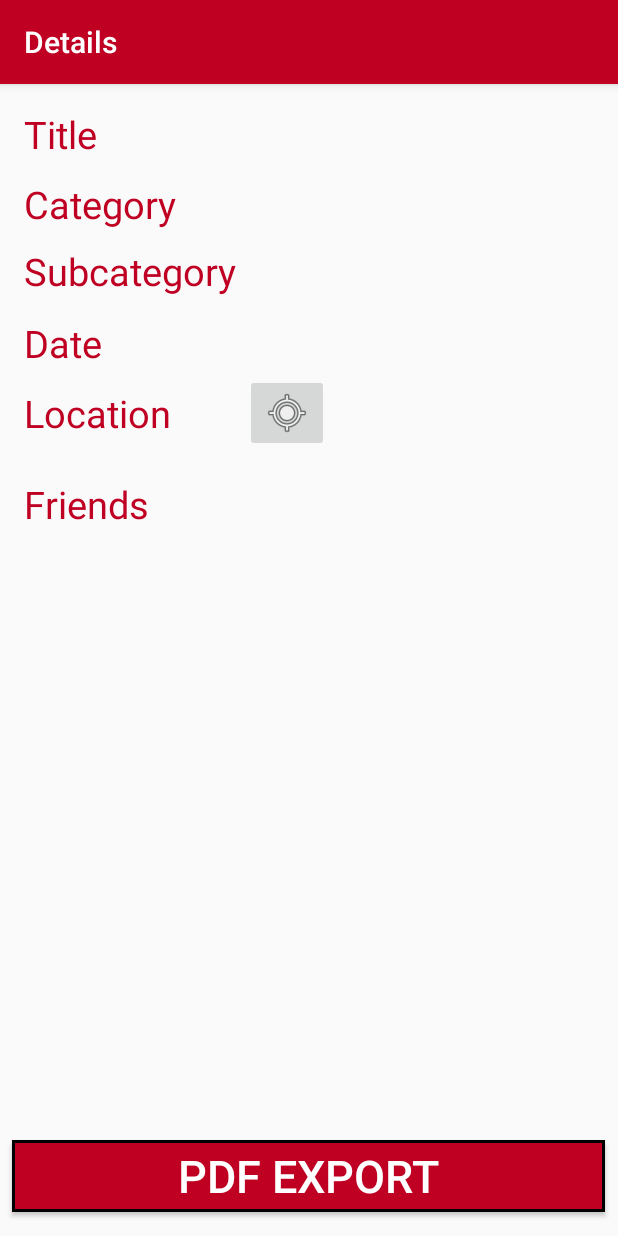
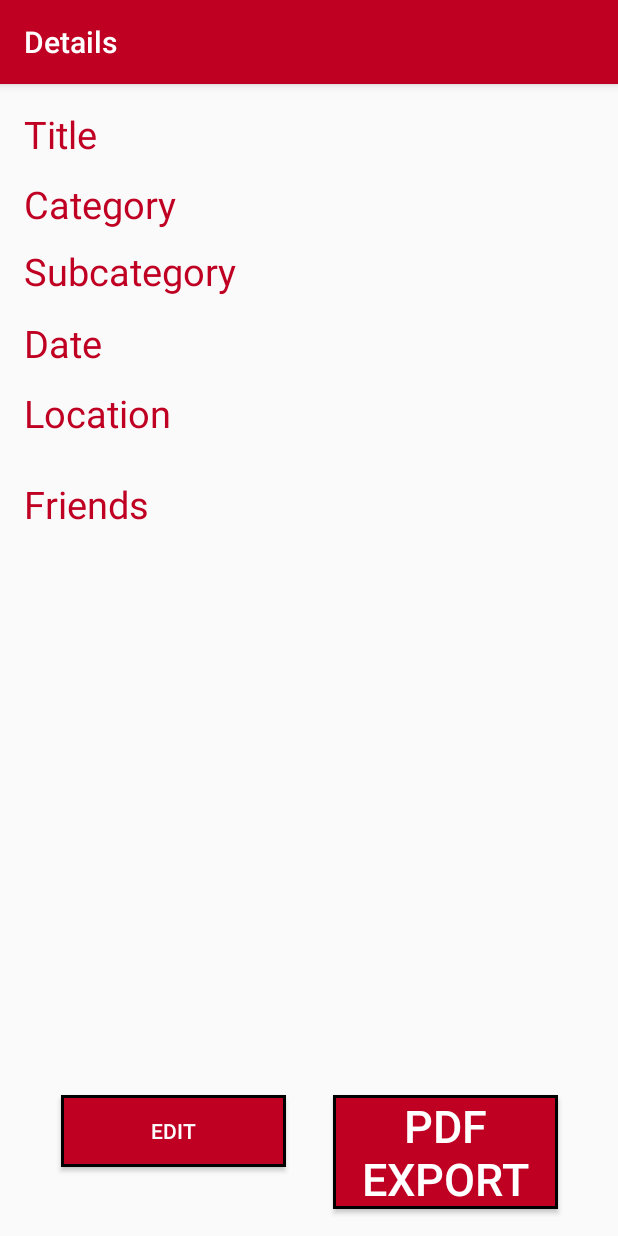
Before and after one commit to stosa16/freeteamten, an Android app: the ShowEntryScreen screen opened directly, with no data from a screen before it, on a phone screen of 412 x 824 dp. Run offline under Robolectric (Android 15) with nearby library versions, the phone set to English and light mode, and no system bars; libraries missing offline, so code that uses them is left out: com.itextpdf.text; 16 statements that could not run were skipped.

Commit message:
[KS, SS]  Layout Fixes + Edit Pictures

```diff
--- a/PocketDiary/app/src/main/java/at/sw2017/pocketdiary/ShowEntryScreen.java
+++ b/PocketDiary/app/src/main/java/at/sw2017/pocketdiary/ShowEntryScreen.java
@@ -35,10 +35,7 @@ import java.util.Date;
 import at.sw2017.pocketdiary.business_objects.Entry;
 import at.sw2017.pocketdiary.business_objects.Friend;
 import at.sw2017.pocketdiary.business_objects.Picture;
-
-import static android.widget.ImageView.ScaleType.CENTER_INSIDE;
-import static android.widget.ImageView.ScaleType.FIT_END;
-import static android.widget.ImageView.ScaleType.FIT_XY;
+import at.sw2017.pocketdiary.database_access.DBFriend;
 
 public class ShowEntryScreen extends AppCompatActivity {
 
@@ -90,6 +87,8 @@ public class ShowEntryScreen extends AppCompatActivity {
         TextView address = (TextView) findViewById(R.id.out_address);
         if (entry.getAddress() != null) {
             address.setText(entry.getAddress().getStreet() + ", " + entry.getAddress().getCity());
+        } else {
+            findViewById(R.id.btn_show_location).setVisibility(View.INVISIBLE);
         }
         TextView description = (TextView) findViewById(R.id.out_description);
         if (entry.getDescription() != null) {
--- a/PocketDiary/app/src/main/res/layout/activity_show_entry_screen.xml
+++ b/PocketDiary/app/src/main/res/layout/activity_show_entry_screen.xml
@@ -264,36 +264,33 @@
             android:orientation="horizontal" />
     </HorizontalScrollView>
 
-    <ImageButton
-        android:id="@+id/imageButton"
-        android:layout_width="wrap_content"
+    <Button
+        android:id="@+id/btn_entry_edit"
+        style="@style/ButtonRed"
+        android:layout_width="150dp"
         android:layout_height="wrap_content"
+        android:layout_marginBottom="0dp"
+        android:layout_marginLeft="24dp"
+        android:layout_marginTop="0dp"
         android:onClick="onClickEditButton"
-        app:srcCompat="@android:drawable/ic_menu_edit"
-        app:layout_constraintLeft_toLeftOf="parent"
-        app:layout_constraintRight_toRightOf="parent"
-        app:layout_constraintHorizontal_bias="0.498"
-        android:layout_marginTop="8dp"
-        app:layout_constraintTop_toBottomOf="@+id/out_description"
-        android:layout_marginRight="8dp"
-        android:layout_marginLeft="8dp"
-        app:layout_constraintBottom_toBottomOf="parent"
-        android:layout_marginBottom="8dp" />
-
+        android:text="Edit"
+        app:layout_constraintBottom_toBottomOf="@+id/pdf_export"
+        app:layout_constraintLeft_toLeftOf="@+id/guideline2"
+        app:layout_constraintTop_toTopOf="@+id/pdf_export"
+        app:layout_constraintVertical_bias="0.0" />
 
     <Button
         android:id="@+id/pdf_export"
         style="@style/ButtonRed"
-        android:layout_width="395dp"
+        android:layout_width="150dp"
         android:layout_height="wrap_content"
+        android:layout_marginBottom="18dp"
+        android:layout_marginLeft="8dp"
+        android:layout_marginRight="8dp"
         android:text="@string/pdf_export"
         android:textSize="45px"
-        android:layout_marginLeft="8dp"
-        app:layout_constraintLeft_toLeftOf="parent"
-        android:layout_marginRight="8dp"
-        app:layout_constraintRight_toRightOf="parent"
-        app:layout_constraintHorizontal_bias="0.0"
         app:layout_constraintBottom_toBottomOf="parent"
-        android:layout_marginBottom="16dp" />
+        app:layout_constraintLeft_toRightOf="@+id/btn_entry_edit"
+        app:layout_constraintRight_toRightOf="@+id/out_description" />
 
 </android.support.constraint.ConstraintLayout>
```
Also changed, not shown: PocketDiary/app/src/main/java/at/sw2017/pocketdiary/CreateEntryScreen.java (+23 -2 lines), PocketDiary/app/src/main/java/at/sw2017/pocketdiary/business_objects/Picture.java (+10 -0 lines), PocketDiary/app/src/main/java/at/sw2017/pocketdiary/database_access/DBPicture.java (+13 -0 lines), 1 other file.
